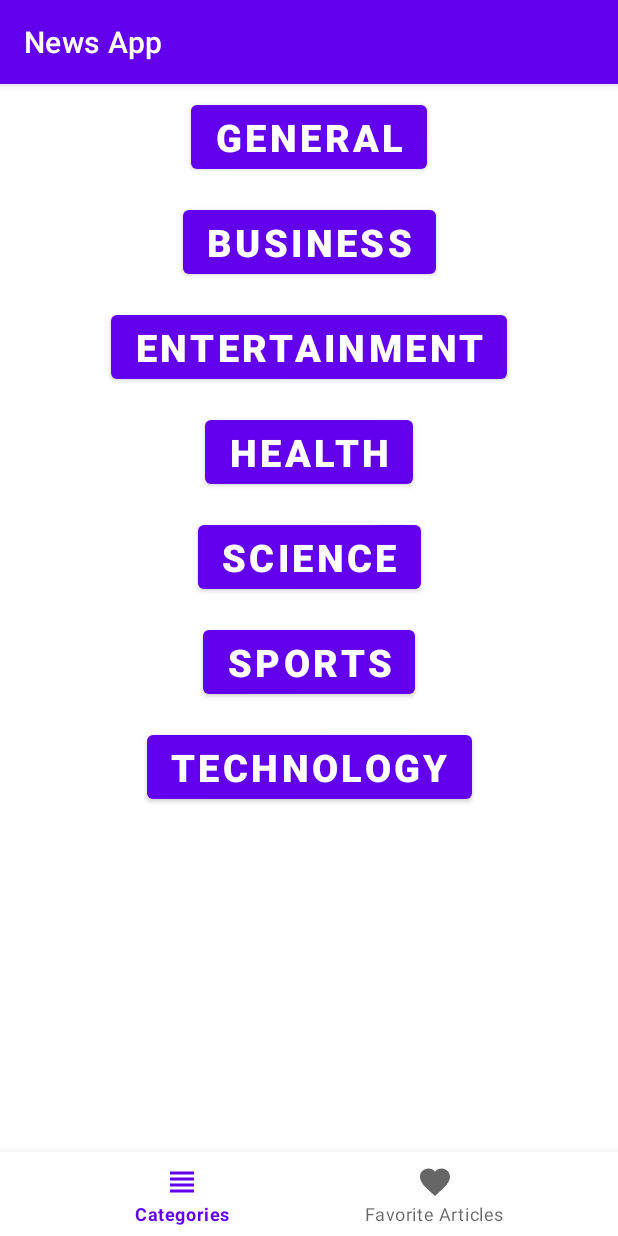
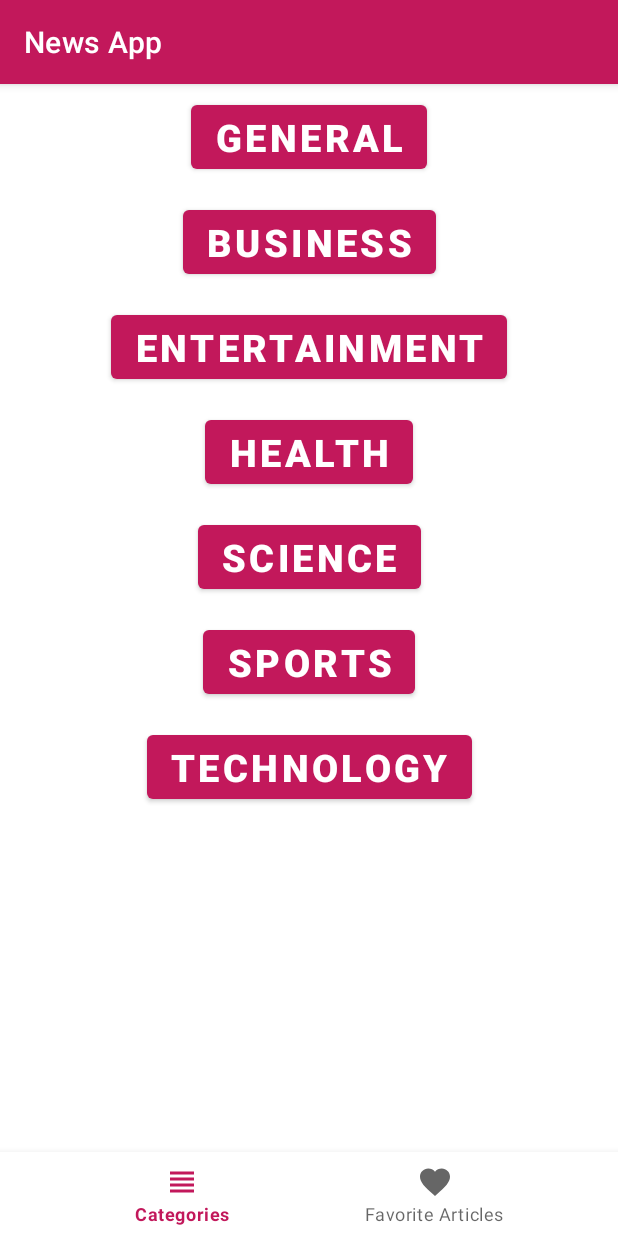
Before and after one commit to Luxney81/MSAppsAssignment, an Android app: the screen it shows after launch (NewsActivity), on a phone screen of 412 x 824 dp. Run offline under Robolectric (Android 15) with nearby library versions, the phone set to English and light mode, and no system bars; our stand-ins replace Room's generated code, navigation-ui.

Commit message:
Theme changed

```diff
--- a/app/src/main/res/layout/fragment_article.xml
+++ b/app/src/main/res/layout/fragment_article.xml
@@ -14,7 +14,9 @@
         android:layout_width="wrap_content"
         android:layout_height="wrap_content"
         android:src="@drawable/ic_favorite"
+        android:tint="@color/white"
         app:fabSize="normal"
+        android:backgroundTint="@color/pink_500"
         android:layout_marginBottom="32dp"
         android:layout_marginEnd="32dp"
         app:layout_constraintBottom_toBottomOf="parent"
--- a/app/src/main/res/values-night/themes.xml
+++ b/app/src/main/res/values-night/themes.xml
@@ -3,11 +3,11 @@
     <style name="Theme.MSAppsAssignment" parent="Theme.MaterialComponents.DayNight.DarkActionBar">
         <!-- Primary brand color. -->
         <item name="colorPrimary">@color/purple_200</item>
-        <item name="colorPrimaryVariant">@color/purple_700</item>
+        <item name="colorPrimaryVariant">@color/pink_700</item>
         <item name="colorOnPrimary">@color/black</item>
         <!-- Secondary brand color. -->
-        <item name="colorSecondary">@color/teal_200</item>
-        <item name="colorSecondaryVariant">@color/teal_200</item>
+        <item name="colorSecondary">@color/red_200</item>
+        <item name="colorSecondaryVariant">@color/red_200</item>
         <item name="colorOnSecondary">@color/black</item>
         <!-- Status bar color. -->
         <item name="android:statusBarColor" tools:targetApi="l">?attr/colorPrimaryVariant</item>
--- a/app/src/main/res/values/colors.xml
+++ b/app/src/main/res/values/colors.xml
@@ -1,9 +1,9 @@
 <?xml version="1.0" encoding="utf-8"?>
 <resources>
     <color name="purple_200">#FFBB86FC</color>
-    <color name="purple_500">#FF6200EE</color>
-    <color name="purple_700">#FF3700B3</color>
-    <color name="teal_200">#FF03DAC5</color>
+    <color name="pink_500">#C2185B</color>
+    <color name="pink_700">#C2185B</color>
+    <color name="red_200">#D32F2F</color>
     <color name="teal_700">#FF018786</color>
     <color name="black">#FF000000</color>
     <color name="white">#FFFFFFFF</color>
--- a/app/src/main/res/values/themes.xml
+++ b/app/src/main/res/values/themes.xml
@@ -2,13 +2,13 @@
     <!-- Base application theme. -->
     <style name="Theme.MSAppsAssignment" parent="Theme.MaterialComponents.DayNight.DarkActionBar">
         <!-- Primary brand color. -->
-        <item name="colorPrimary">@color/purple_500</item>
-        <item name="colorPrimaryVariant">@color/purple_700</item>
+        <item name="colorPrimary">@color/pink_500</item>
+        <item name="colorPrimaryVariant">@color/pink_700</item>
         <item name="colorOnPrimary">@color/white</item>
         <!-- Secondary brand color. -->
-        <item name="colorSecondary">@color/teal_200</item>
+        <item name="colorSecondary">@color/red_200</item>
         <item name="colorSecondaryVariant">@color/teal_700</item>
-        <item name="colorOnSecondary">@color/black</item>
+        <item name="colorOnSecondary">@color/white</item>
         <!-- Status bar color. -->
         <item name="android:statusBarColor" tools:targetApi="l">?attr/colorPrimaryVariant</item>
         <!-- Customize your theme here. -->
```
